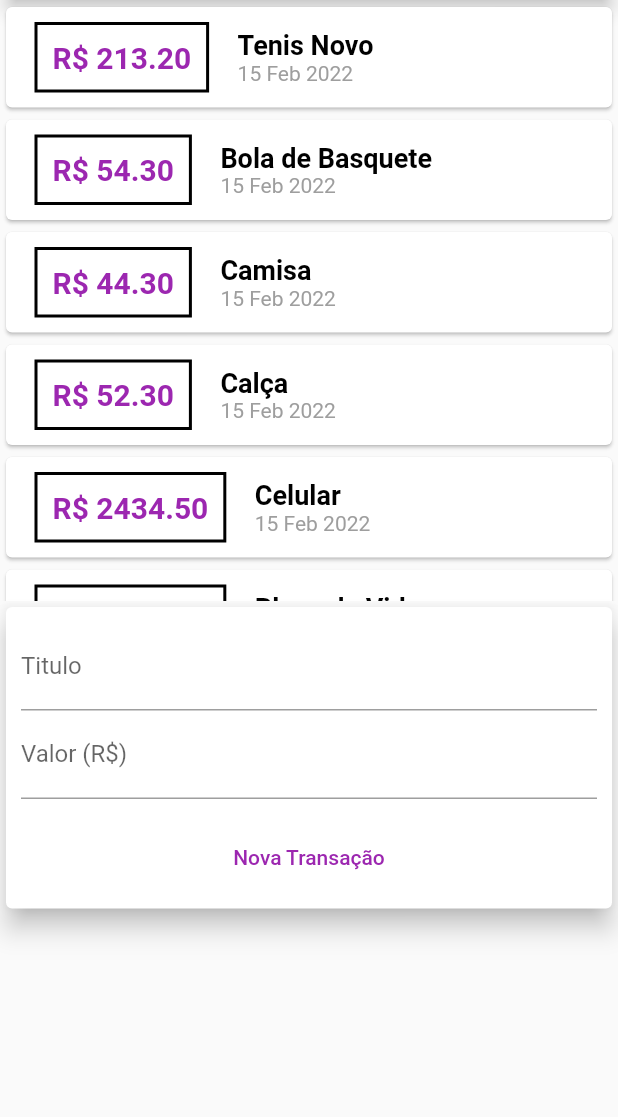
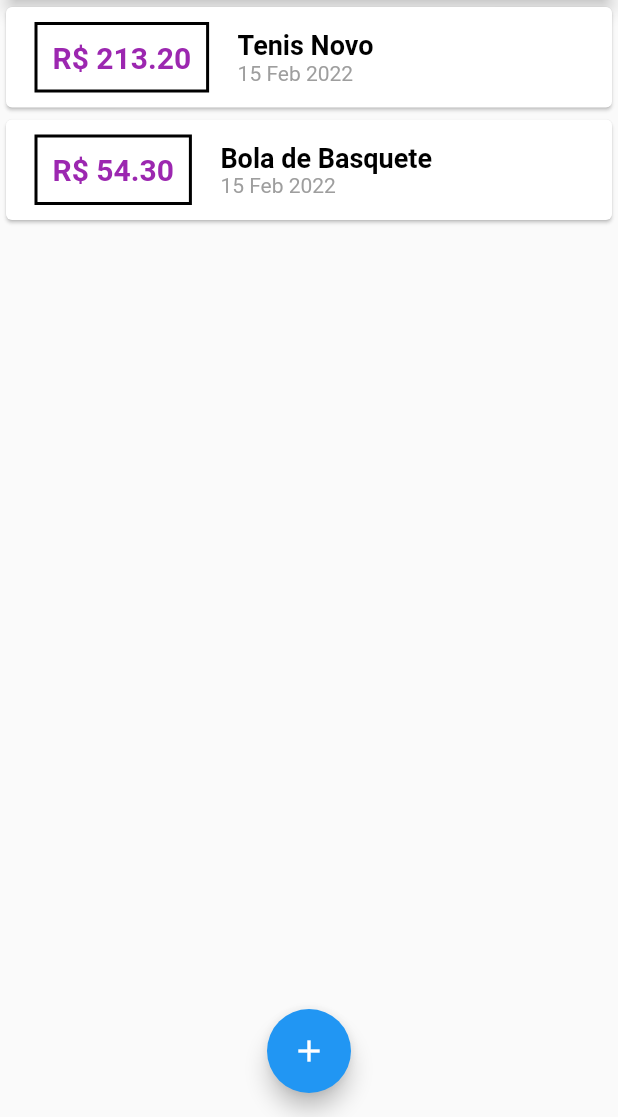
Before and after one commit to vctrr1/DespesasApp-Flutter, a Flutter app: the screen it shows after launch, on a phone screen of 412 x 824 dp, the part 119-1236 px from its top. Run offline on Flutter 3.47's test engine with Material 2 defaults, Android fonts, the light colour scheme and no system bars.

Commit message:
Refatorando o codigo, adicionando modal BottomSheet para exibir o Transaction form.

```diff
--- a/lib/components/transaction_form.dart
+++ b/lib/components/transaction_form.dart
@@ -7,6 +7,16 @@ class TransactionForm extends StatelessWidget {
   final valueController = TextEditingController();
 
   final void Function(String, double) onSubmit;
+
+  _submitForm() {
+    final title = titleController.text;
+    final value = double.tryParse(valueController.text) ?? 0.0;
+    if (title.isEmpty || value <= 0) {
+      return;
+    }
+
+    onSubmit(title, value);
+  }
 
   @override
   Widget build(BuildContext context) {
@@ -18,19 +28,20 @@ class TransactionForm extends StatelessWidget {
           children: [
             TextField(
               controller: titleController,
+              onSubmitted: (_) => _submitForm(),
               decoration: const InputDecoration(labelText: "Titulo"),
             ),
             TextField(
               controller: valueController,
+              keyboardType: TextInputType.number,
+              onSubmitted: (_) => _submitForm(),
               decoration: const InputDecoration(labelText: "Valor (R\$)"),
             ),
             Padding(
               padding: const EdgeInsets.fromLTRB(0, 15, 0, 0),
               child: TextButton(
                 onPressed: () {
-                  final title = titleController.text;
-                  final value = double.tryParse(valueController.text) ?? 0.0;
-                  onSubmit(title, value);
+                  _submitForm();
                 },
                 child: const Text(
                   "Nova Transação",
--- a/lib/components/transaction_user.dart
+++ /dev/null
@@ -1,77 +0,0 @@
-import 'dart:math';
-
-import 'package:flutter/material.dart';
-import './transaction_form.dart';
-import './transactions_list.dart';
-import '../models/transaction.dart';
-
-class TransactionUser extends StatefulWidget {
-  TransactionUser({Key? key}) : super(key: key);
-
-  @override
-  State<TransactionUser> createState() => _TransactionUserState();
-}
-
-class _TransactionUserState extends State<TransactionUser> {
-  final _transactions = [
-    Transaction(
-      id: 't1',
-      title: 'Tenis Novo',
-      value: 213.2,
-      date: DateTime.now(),
-    ),
-    Transaction(
-      id: 't2',
-      title: 'Bola de Basquete',
-      value: 54.3,
-      date: DateTime.now(),
-    ),
-    Transaction(
-      id: 't3',
-      title: 'Camisa',
-      value: 44.3,
-      date: DateTime.now(),
-    ),
-    Transaction(
-      id: 't4',
-      title: 'Calça',
-      value: 52.3,
-      date: DateTime.now(),
-    ),
-    Transaction(
-      id: 't5',
-      title: 'Celular',
-      value: 2434.5,
-      date: DateTime.now(),
-    ),
-    Transaction(
-      id: 't6',
-      title: 'Placa de Video',
-      value: 4543.4,
-      date: DateTime.now(),
-    )
-  ];
-
-  _addTransaction(String title, double value) {
-    final newTransaction = Transaction(
-      id: Random().nextDouble().toString(),
-      title: title,
-      value: value,
-      date: DateTime.now(),
-    );
-
-    setState(() {
-      _transactions.add(newTransaction);
-    });
-  }
-
-  @override
-  Widget build(BuildContext context) {
-    return Column(
-      children: [
-        TransactionsList(_transactions),
-        TransactionForm(_addTransaction),
-      ],
-    );
-  }
-}
--- a/lib/main.dart
+++ b/lib/main.dart
@@ -1,6 +1,9 @@
-import 'package:despesas_app/components/transaction_user.dart';
-import 'components/transaction_user.dart';
 import 'package:flutter/material.dart';
+import 'dart:math';
+
+import './components/transaction_form.dart';
+import './components/transactions_list.dart';
+import './models/transaction.dart';
 
 main() => runApp(const ExpensesApp());
 
@@ -9,19 +12,61 @@ class ExpensesApp extends StatelessWidget {
 
   @override
   Widget build(BuildContext context) {
-    return MaterialApp(
+    return const MaterialApp(
       home: MyHomePage(),
     );
   }
 }
 
-class MyHomePage extends StatelessWidget {
-  MyHomePage({Key? key}) : super(key: key);
+class MyHomePage extends StatefulWidget {
+  const MyHomePage({Key? key}) : super(key: key);
+
+  @override
+  State<MyHomePage> createState() => _MyHomePageState();
+}
+
+class _MyHomePageState extends State<MyHomePage> {
+  final _transactions = [
+    Transaction(
+      id: 't1',
+      title: 'Tenis Novo',
+      value: 213.2,
+      date: DateTime.now(),
+    ),
+    Transaction(
+      id: 't2',
+      title: 'Bola de Basquete',
+      value: 54.3,
+      date: DateTime.now(),
+    ),
+  ];
+  _addTransaction(String title, double value) {
+    final newTransaction = Transaction(
+      id: Random().nextDouble().toString(),
+      title: title,
+      value: value,
+      date: DateTime.now(),
+    );
+
+    setState(() {
+      _transactions.add(newTransaction);
+    });
+  }
+
+  _openTransactionFrm(BuildContext context) {
+    showModalBottomSheet(
+        context: context,
+        builder: (_) {
+          return TransactionForm(_addTransaction);
+        });
+  }
 
   @override
   Widget build(BuildContext context) {
     return Scaffold(
-      appBar: AppBar(title: const Text("Despesas")),
+      appBar: AppBar(
+        title: const Text("Despesas"),
+      ),
       body: SingleChildScrollView(
         child: Column(
           //mainAxisAlignment: MainAxisAlignment.spaceAround,
@@ -31,10 +76,17 @@ class MyHomePage extends StatelessWidget {
               elevation: 5,
               child: Text("Testando"),
             ),
-            TransactionUser(),
+            TransactionsList(_transactions),
           ],
         ),
       ),
+      floatingActionButton: FloatingActionButton(
+        child: const Icon(Icons.add),
+        onPressed: () {
+          _openTransactionFrm(context);
+        },
+      ),
+      floatingActionButtonLocation: FloatingActionButtonLocation.centerFloat,
     );
   }
 }
--- a/pubspec.yaml
+++ b/pubspec.yaml
@@ -35,6 +35,7 @@ dependencies:
   # The following adds the Cupertino Icons font to your application.
   # Use with the CupertinoIcons class for iOS style icons.
   cupertino_icons: ^1.0.2
+  custom_switch: ^0.0.1
 
 dev_dependencies:
   flutter_test:
```
Also changed, not shown: pubspec.lock.
